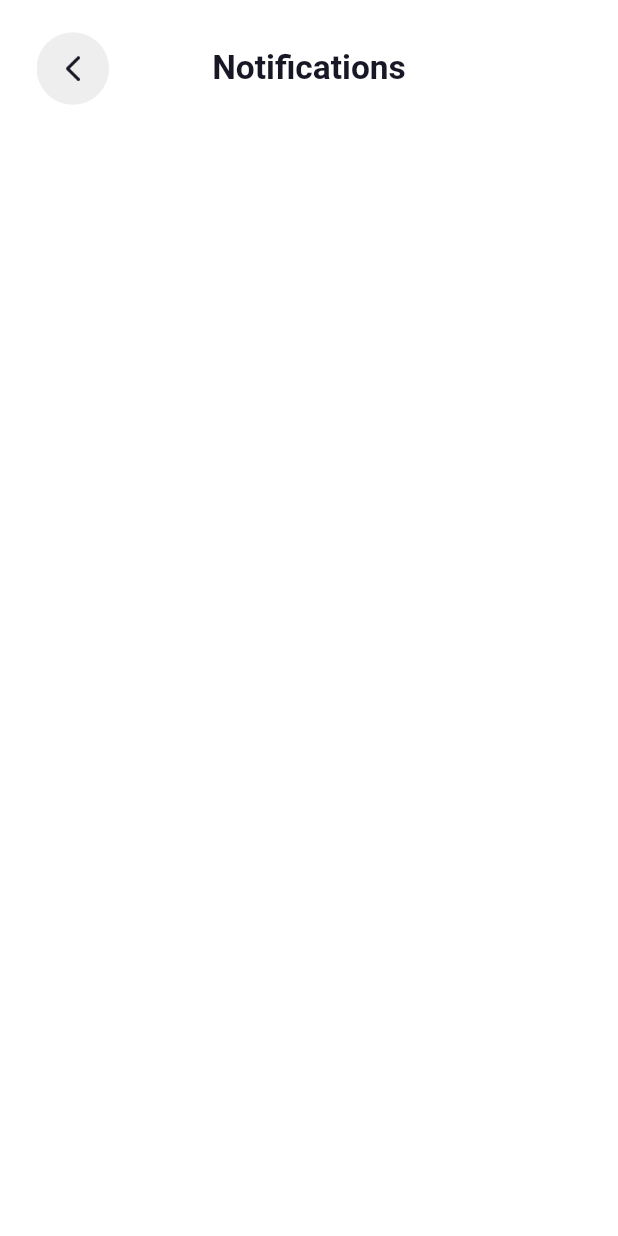
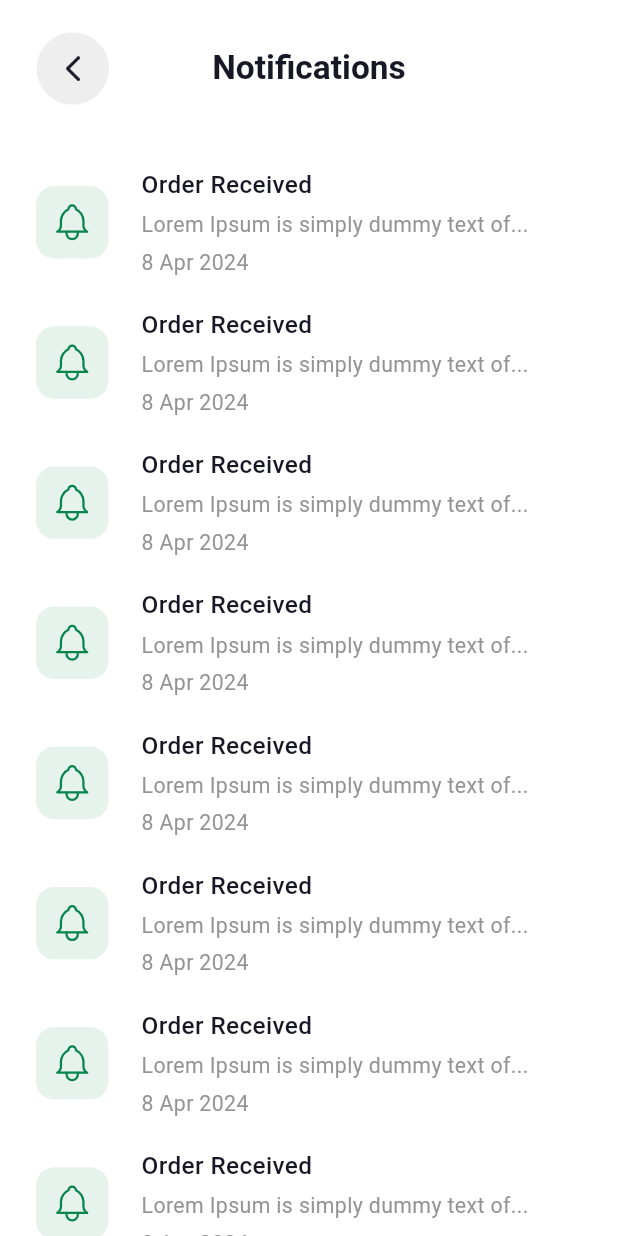
Before and after one commit to Apptesting7260/woye_userApp, a Flutter app: the NotificationsScreen screen opened by its route, on a phone screen of 412 x 824 dp. Run offline on Flutter 3.47's test engine with Material 3 defaults, Android fonts, the light colour scheme and no system bars; our stand-ins replace another_xlider, connectivity_plus, country_code_picker, csc_picker, dotted_border, firebase_auth and 13 more; missing offline and left inert: flutter_facebook_auth, otp_timer_button; accounts and stored records are empty; Roboto replaces fonts that are missing (Gilroy); project files that could hold a hidden picture were left out.

Commit message:
final 11-8

```diff
--- a/lib/Routes/app_routes.dart
+++ b/lib/Routes/app_routes.dart
@@ -40,6 +40,8 @@ import 'package:woye_user/presentation/Common/sign_up/sign_up_screen.dart';
 import 'package:woye_user/presentation/Common/splash/splash_screen.dart';
 import 'package:woye_user/presentation/Common/welcome/welcome_binding.dart';
 import 'package:woye_user/presentation/Common/welcome/welcome_screen.dart';
+import 'package:woye_user/presentation/Restaurants/Pages/Restaurant_profile/Sub_screens/Settings/Sub_screens/Notifications_settings/notifications_settings_screen.dart';
+import 'package:woye_user/presentation/Restaurants/Pages/Restaurant_profile/Sub_screens/Settings/view/settings_screen.dart';
 import 'package:woye_user/presentation/common/Home/home_binding.dart';
 
 class AppRoutes {
@@ -85,6 +87,8 @@ class AppRoutes {
   static const String myWalletFilter = "/my_wallet_filter";
   static const String inviteFriends = "/invite_friends";
   static const String notifications = "/notifications";
+  static const String settings = "/settings";
+  static const String notificationsSettings = "/notifications_settings";
 
   static List<GetPage> pages = [
     GetPage(
@@ -141,6 +145,10 @@ class AppRoutes {
     GetPage(name: myWallet, page: () => const MyWalletScreen()),
     GetPage(name: inviteFriends, page: () => const InviteFriendsScreen()),
     GetPage(name: notifications, page: () => const NotificationsScreen()),
+    GetPage(name: settings, page: () => const SettingsScreen()),
+    GetPage(
+        name: notificationsSettings,
+        page: () => const NotificationsSettingsScreen()),
     GetPage(
         name: transactionHistory, page: () => const TransactionHistoryScreen()),
     GetPage(name: myWalletFilter, page: () => const MyWalletFilter()),
--- a/lib/presentation/Restaurants/Pages/Restaurant_profile/Sub_screens/Notifications/notifications_screen.dart
+++ b/lib/presentation/Restaurants/Pages/Restaurant_profile/Sub_screens/Notifications/notifications_screen.dart
@@ -14,13 +14,63 @@ class NotificationsScreen extends StatelessWidget {
         ),
       ),
       body: SingleChildScrollView(
-        padding: REdgeInsets.symmetric(horizontal: 24),
         child: Column(
           children: [
-            hBox(100),
+            hBox(20),
+            notificationsList(),
+            hBox(50),
           ],
         ),
       ),
     );
   }
+
+  Widget notificationsList() {
+    return ListView.separated(
+      physics: NeverScrollableScrollPhysics(),
+      padding: EdgeInsets.symmetric(horizontal: 24),
+      shrinkWrap: true,
+      itemCount: 20,
+      itemBuilder: (context, index) {
+        return Row(
+          mainAxisSize: MainAxisSize.min,
+          children: [
+            Container(
+              padding: REdgeInsets.all(9),
+              decoration: BoxDecoration(
+                  color: AppColors.ultraLightPrimary,
+                  borderRadius: BorderRadius.circular(12.r)),
+              child: SvgPicture.asset(
+                "assets/svg/notification-green.svg",
+                theme: SvgTheme(currentColor: AppColors.primary),
+              ),
+            ),
+            wBox(20),
+            Expanded(
+              child: Column(
+                crossAxisAlignment: CrossAxisAlignment.start,
+                children: [
+                  Text(
+                    "Order Received",
+                    style: AppFontStyle.text_16_500(AppColors.darkText),
+                  ),
+                  hBox(5),
+                  Text(
+                    "Lorem Ipsum is simply dummy text of...",
+                    style: AppFontStyle.text_14_400(AppColors.lightText),
+                  ),
+                  hBox(5),
+                  Text(
+                    "8 Apr 2024",
+                    style: AppFontStyle.text_14_400(AppColors.lightText),
+                  ),
+                ],
+              ),
+            ),
+          ],
+        );
+      },
+      separatorBuilder: (BuildContext context, int index) => hBox(20),
+    );
+  }
 }
--- a/lib/presentation/Restaurants/Pages/Restaurant_profile/View/restaurant_profile_screen.dart
+++ b/lib/presentation/Restaurants/Pages/Restaurant_profile/View/restaurant_profile_screen.dart
@@ -222,7 +222,7 @@ class RestaurantProfileScreen extends StatelessWidget {
       ),
       trailing: const Icon(Icons.arrow_forward_ios),
       onTap: () {
-        // Navigate to settings
+        Get.toNamed(AppRoutes.settings);
       },
     );
   }
```
Also changed, not shown: lib/presentation/Restaurants/Pages/Restaurant_profile/Sub_screens/Settings/Sub_screens/Notifications_settings/notifications_settings_screen.dart (added, +47 -0 lines), lib/presentation/Restaurants/Pages/Restaurant_profile/Sub_screens/Settings/view/settings_screen.dart (added, +44 -0 lines), assets/svg/notification-green.svg (added).
